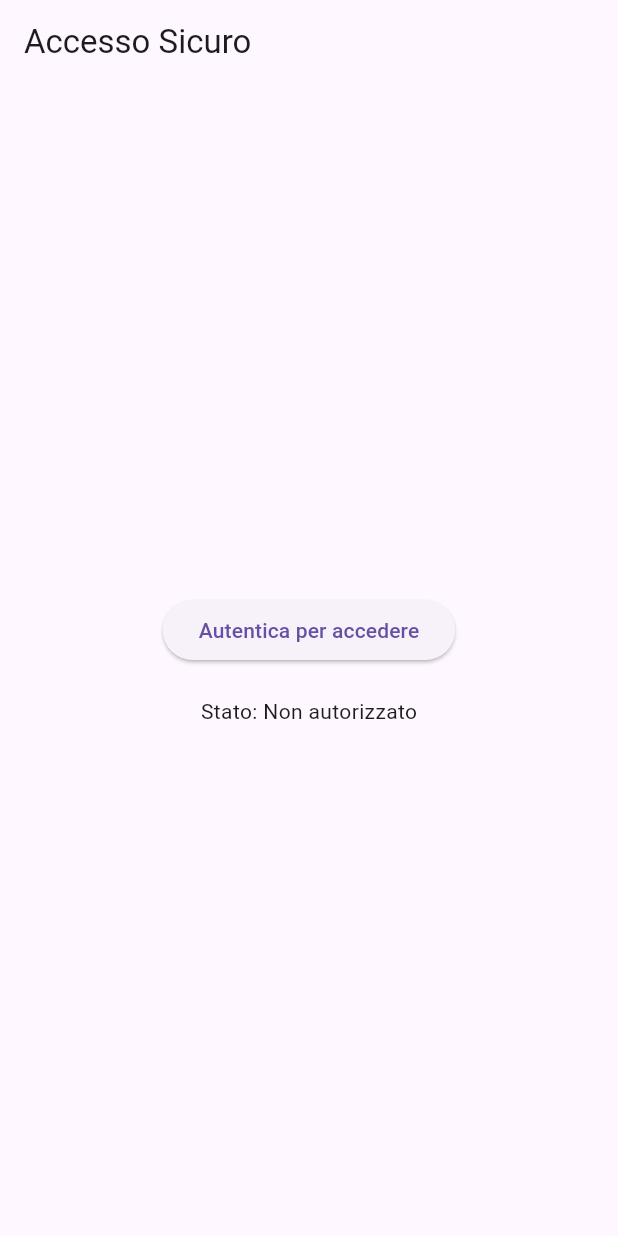
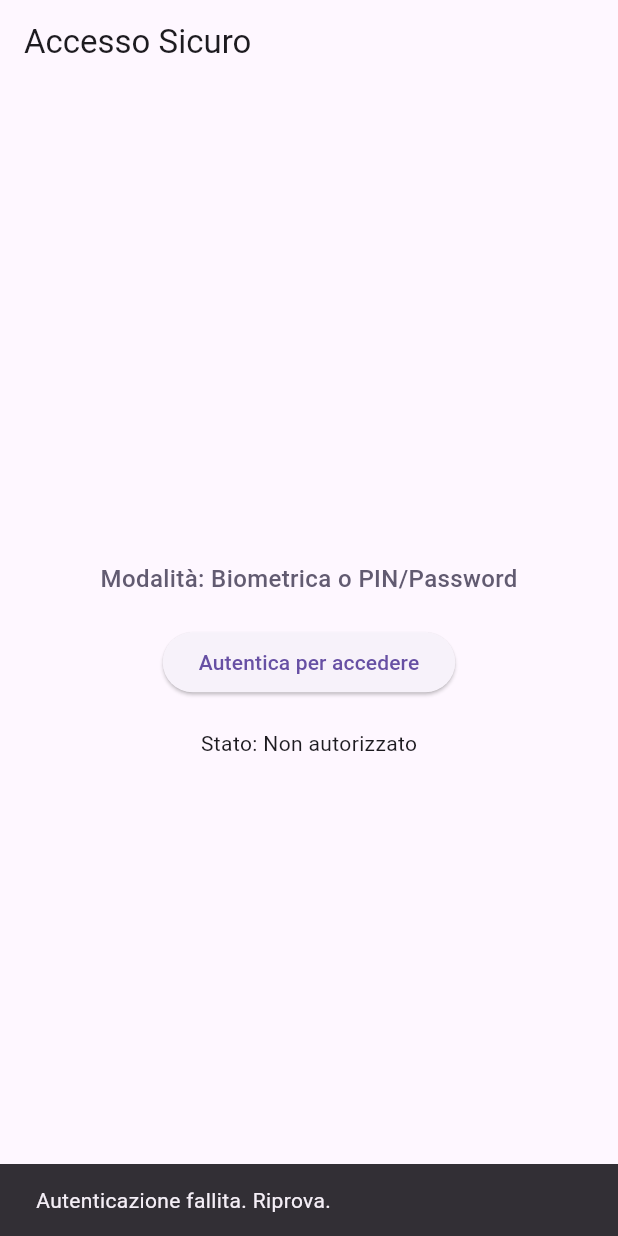
Before and after one commit to AleCava01/QR-Password-Vault, a Flutter app: the screen it shows after launch, after a tap on "Autentica per accedere", on a phone screen of 412 x 824 dp. Run offline on Flutter 3.47's test engine with Material 3 defaults, Android fonts, the phone set to English and light mode, and no system bars; our stand-ins replace flutter_secure_storage, local_auth; missing offline and left inert: encrypt, mobile_scanner.

Commit message:
button to toggle biometricOnly option, splashscreen

```diff
--- a/qr_keychain/lib/main.dart
+++ b/qr_keychain/lib/main.dart
@@ -1,5 +1,8 @@
 import 'package:flutter/material.dart';
-import 'package:qr_keychain/pages/auth_screen.dart';
+// Import your new splash screen
+import 'package:qr_keychain/pages/splash_screen.dart';
+// You might not need AuthScreen imported here anymore if SplashScreen handles the navigation
+// import 'package:qr_keychain/pages/auth_screen.dart';
 
 void main() {
   runApp(const MyApp());
@@ -13,11 +16,14 @@ class MyApp extends StatelessWidget {
     return MaterialApp(
       title: 'QR Keychain',
       theme: ThemeData(
-        primarySwatch: Colors.blue,
+        primarySwatch:
+            Colors
+                .blue, // Consider using ColorScheme.fromSeed for more modern themes
+        // colorScheme: ColorScheme.fromSeed(seedColor: Colors.blue), // Example of modern theme
         visualDensity: VisualDensity.adaptivePlatformDensity,
       ),
       debugShowCheckedModeBanner: false,
-      home: const AuthScreen(), // Imposta AuthScreen come schermata iniziale
+      home: const SplashScreen(), // Set SplashScreen as the initial screen
     );
   }
 }
--- a/qr_keychain/lib/pages/auth_screen.dart
+++ b/qr_keychain/lib/pages/auth_screen.dart
@@ -1,6 +1,9 @@
 import 'package:flutter/material.dart';
 import 'package:local_auth/local_auth.dart';
-import 'scan_code_page.dart';
+import 'scan_code_page.dart'; // Already importing for navigation and now for secureStorage functions
+
+// We can use the functions directly if they are top-level in scan_code_page.dart
+// or import a dedicated service file if you create one.
 
 class AuthScreen extends StatefulWidget {
   const AuthScreen({super.key});
@@ -13,63 +16,92 @@ class _AuthScreenState extends State<AuthScreen> {
   final LocalAuthentication auth = LocalAuthentication();
   String _authorized = 'Non autorizzato';
   bool _isAuthenticating = false;
+  bool _biometricOnlyPreference = true; // Default, will be loaded
 
   @override
   void initState() {
     super.initState();
+    _initializeAndAuthenticate();
+  }
+
+  Future<void> _initializeAndAuthenticate() async {
+    // Load the preference first
+    _biometricOnlyPreference = await retrieveBiometricPreference();
+    // Then attempt authentication
     _authenticate();
   }
 
   Future<void> _authenticate() async {
     bool authenticated = false;
+    if (mounted) {
+      // Check mounted before setState
       setState(() {
         _isAuthenticating = true;
         _authorized = 'Autenticazione in corso...';
       });
+    }
 
     try {
       authenticated = await auth.authenticate(
         localizedReason:
-            'Sblocca l\'app con la tua biometria',
-        options: const AuthenticationOptions(
+            _biometricOnlyPreference
+                ? 'Sblocca l\'app con la tua biometria'
+                : 'Sblocca l\'app con biometria o credenziali dispositivo',
+        options: AuthenticationOptions(
           stickyAuth: true,
-          biometricOnly: true, // Richiedi solo biometria, non password/PIN
+          biometricOnly: _biometricOnlyPreference, // Use the loaded preference
           useErrorDialogs: true,
         ),
       );
     } catch (e) {
       //print("Errore durante l'autenticazione: $e");
+      if (mounted) {
+        // Check mounted before setState
         setState(() {
           _authorized = 'Errore: ${e.toString()}';
           _isAuthenticating = false;
         });
+      }
       return;
     }
 
+    if (mounted) {
+      // Check mounted before setState
       setState(() {
         _isAuthenticating = false;
         _authorized = authenticated ? 'Autorizzato' : 'Non autorizzato';
       });
+    }
 
     if (authenticated) {
-      // Se l'autenticazione ha successo, naviga alla pagina dello scanner
       if (mounted) {
         Navigator.pushReplacement(
-          // Usa pushReplacement per impedire di tornare indietro
           context,
           MaterialPageRoute(builder: (context) => const ScanCodePage()),
         );
       }
     } else {
-      // Handle authentication failure (e.g., show a message, prevent access)
-      // You might want to stay on this screen or show an error dialog
-      //print("Autenticazione biometrica fallita.");
+      // Handle authentication failure
+      // You might want to show a specific message or allow retry.
+      //print("Autenticazione fallita. BiometricOnly: $_biometricOnlyPreference");
+      if (mounted) {
+        // Check mounted before setState
+        ScaffoldMessenger.of(context).showSnackBar(
+          SnackBar(
+            content: Text('Autenticazione fallita. Riprova.'),
+            duration: Duration(seconds: 3),
+          ),
+        );
+      }
     }
   }
 
   void _cancelAuthentication() async {
     await auth.stopAuthentication();
+    if (mounted) {
+      // Check mounted before setState
       setState(() => _isAuthenticating = false);
+    }
   }
 
   @override
@@ -80,11 +112,22 @@ class _AuthScreenState extends State<AuthScreen> {
         child: Column(
           mainAxisAlignment: MainAxisAlignment.center,
           children: <Widget>[
+            Text(
+              _biometricOnlyPreference
+                  ? 'Modalità: Solo Biometrica'
+                  : 'Modalità: Biometrica o PIN/Password',
+              style: TextStyle(
+                fontSize: 16,
+                fontWeight: FontWeight.w500,
+                color: Theme.of(context).colorScheme.secondary,
+              ),
+            ),
+            const SizedBox(height: 20),
             if (_isAuthenticating)
               const CircularProgressIndicator()
             else
               ElevatedButton(
-                onPressed: _authenticate,
+                onPressed: _authenticate, // Allow re-authentication attempt
                 child: const Text('Autentica per accedere'),
               ),
             const SizedBox(height: 20),
@@ -94,6 +137,7 @@ class _AuthScreenState extends State<AuthScreen> {
                 onPressed: _cancelAuthentication,
                 child: const Text('Annulla'),
               ),
+            // You could add a button here to exit the app if auth fails repeatedly.
           ],
         ),
       ),
--- /dev/null
+++ b/qr_keychain/lib/pages/splash_screen.dart
@@ -0,0 +1,56 @@
+import 'dart:async';
+import 'package:flutter/material.dart';
+import 'package:qr_keychain/pages/auth_screen.dart';
+
+class SplashScreen extends StatefulWidget {
+  const SplashScreen({super.key});
+
+  @override
+  State<SplashScreen> createState() => _SplashScreenState();
+}
+
+class _SplashScreenState extends State<SplashScreen> {
+  @override
+  void initState() {
+    super.initState();
+    // Simulate a delay for loading (e.g., 2-3 seconds)
+    // In a real app, you might be fetching data, initializing services, etc.
+    Timer(const Duration(seconds: 3), () {
+      // Navigate to the AuthScreen after the delay
+      Navigator.of(context).pushReplacement(
+        MaterialPageRoute(builder: (context) => const AuthScreen()),
+      );
+    });
+  }
+
+  @override
+  Widget build(BuildContext context) {
+    return Scaffold(
+      // You can customize your splash screen's appearance here
+      backgroundColor: Colors.blue, // Example background color
+      body: Center(
+        child: Column(
+          mainAxisAlignment: MainAxisAlignment.center,
+          children: <Widget>[
+            // Add your logo or any other widget
+            // Example: FlutterLogo
+            FlutterLogo(size: 100.0),
+            const SizedBox(height: 24.0),
+            const Text(
+              'QR Keychain',
+              style: TextStyle(
+                fontSize: 24.0,
+                fontWeight: FontWeight.bold,
+                color: Colors.white,
+              ),
+            ),
+            const SizedBox(height: 16.0),
+            const CircularProgressIndicator(
+              valueColor: AlwaysStoppedAnimation<Color>(Colors.white),
+            ),
+          ],
+        ),
+      ),
+    );
+  }
+}
```
Also changed, not shown: qr_keychain/lib/pages/scan_code_page.dart (+96 -41 lines). Lines whose indentation alone changed are shown as unchanged.
